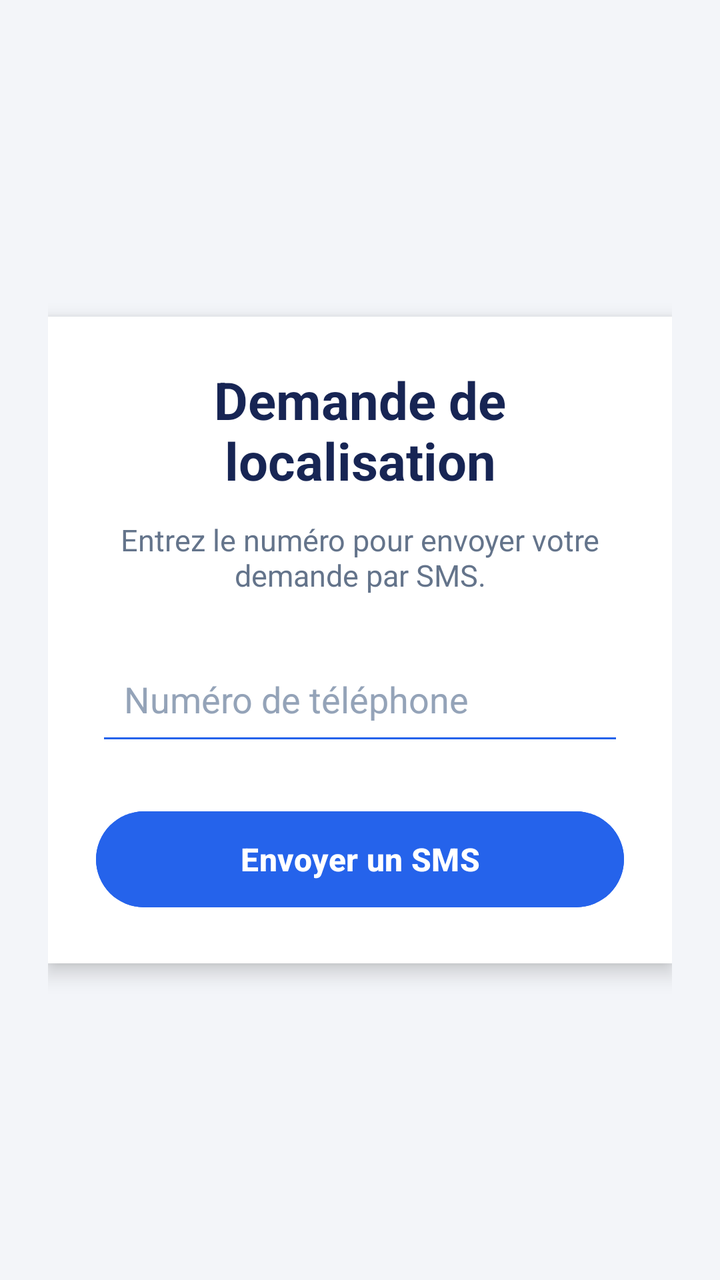
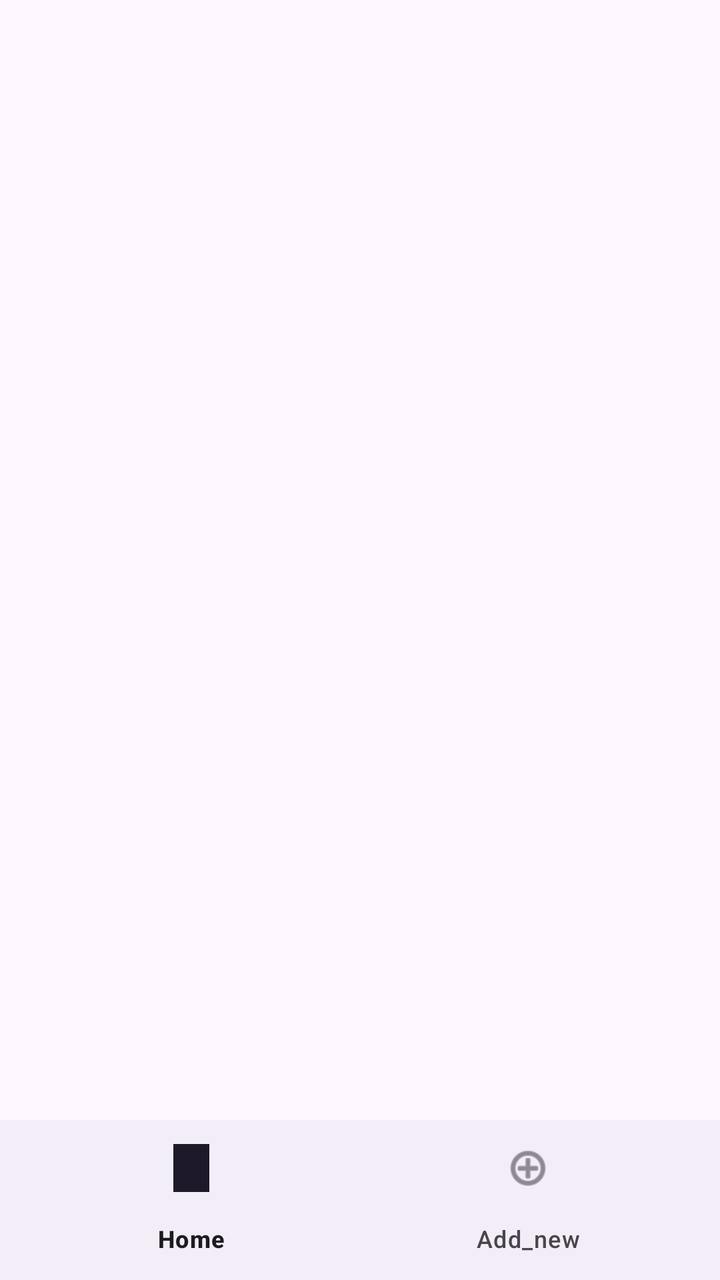

Screens rendered from an Android XML layout before and after an edit, with the pre-edit source and the edit as a unified diff.
<!-- AndroidManifest.xml: application theme Theme.MyBestlocations -->
<!-- res/layout/activity_main.xml -->
<?xml version="1.0" encoding="utf-8"?>
<LinearLayout xmlns:android="http://schemas.android.com/apk/res/android"
    xmlns:tools="http://schemas.android.com/tools"
    android:id="@+id/main"
    android:layout_width="match_parent"
    android:layout_height="match_parent"
    android:orientation="vertical"
    android:gravity="center"
    android:padding="24dp"
    android:background="#F3F5F9"
    tools:context=".MainActivity">

    <LinearLayout
        android:layout_width="match_parent"
        android:layout_height="wrap_content"
        android:orientation="vertical"
        android:gravity="center"
        android:padding="24dp"
        android:background="#FFFFFF"
        android:elevation="6dp">

        <TextView
            android:id="@+id/textView"
            android:layout_width="match_parent"
            android:layout_height="wrap_content"
            android:text="Demande de localisation"
            android:textColor="#172554"
            android:textSize="26sp"
            android:textStyle="bold"
            android:gravity="center"
            android:layout_marginBottom="12dp" />

        <TextView
            android:layout_width="match_parent"
            android:layout_height="wrap_content"
            android:text="Entrez le numéro pour envoyer votre demande par SMS."
            android:textSize="15sp"
            android:textColor="#64748B"
            android:gravity="center"
            android:layout_marginBottom="24dp" />

        <EditText
            android:id="@+id/edphone"
            android:layout_width="match_parent"
            android:layout_height="56dp"
            android:hint="Numéro de téléphone"
            android:inputType="phone"
            android:singleLine="true"
            android:padding="14dp"
            android:textColor="#172554"
            android:textColorHint="#94A3B8"
            android:backgroundTint="#2563EB" />

        <Button
            android:id="@+id/btnSendSms"
            android:layout_width="match_parent"
            android:layout_height="56dp"
            android:layout_marginTop="24dp"
            android:text="Envoyer un SMS"
            android:textSize="16sp"
            android:textStyle="bold"
            android:textColor="#FFFFFF"
            android:backgroundTint="#2563EB"
            android:elevation="3dp" />

    </LinearLayout>

</LinearLayout>
<!-- resources referenced by this layout -->
<resources>
  <style name="Theme.MyBestlocations" parent="Base.Theme.MyBestlocations" />
  <style name="Base.Theme.MyBestlocations" parent="Theme.Material3.DayNight.NoActionBar">
          
          
      </style>
</resources>

<!-- the commit's change to res/layout/activity_main.xml (unified diff, before → after) -->
@@ -1,68 +1,20 @@
 <?xml version="1.0" encoding="utf-8"?>
 <LinearLayout xmlns:android="http://schemas.android.com/apk/res/android"
-    xmlns:tools="http://schemas.android.com/tools"
-    android:id="@+id/main"
+    xmlns:app="http://schemas.android.com/apk/res-auto"
     android:layout_width="match_parent"
     android:layout_height="match_parent"
-    android:orientation="vertical"
-    android:gravity="center"
-    android:padding="24dp"
-    android:background="#F3F5F9"
-    tools:context=".MainActivity">
+    android:orientation="vertical">
 
-    <LinearLayout
+    <FrameLayout
+        android:id="@+id/host"
+        android:layout_width="match_parent"
+        android:layout_height="0dp"
+        android:layout_weight="1" />
+
+    <com.google.android.material.bottomnavigation.BottomNavigationView
+        android:id="@+id/bottom_nav_view"
         android:layout_width="match_parent"
         android:layout_height="wrap_content"
-        android:orientation="vertical"
-        android:gravity="center"
-        android:padding="24dp"
-        android:background="#FFFFFF"
-        android:elevation="6dp">
-
-        <TextView
-            android:id="@+id/textView"
-            android:layout_width="match_parent"
-            android:layout_height="wrap_content"
-            android:text="Demande de localisation"
-            android:textColor="#172554"
-            android:textSize="26sp"
-            android:textStyle="bold"
-            android:gravity="center"
-            android:layout_marginBottom="12dp" />
-
-        <TextView
-            android:layout_width="match_parent"
-            android:layout_height="wrap_content"
-            android:text="Entrez le numéro pour envoyer votre demande par SMS."
-            android:textSize="15sp"
-            android:textColor="#64748B"
-            android:gravity="center"
-            android:layout_marginBottom="24dp" />
-
-        <EditText
-            android:id="@+id/edphone"
-            android:layout_width="match_parent"
-            android:layout_height="56dp"
-            android:hint="Numéro de téléphone"
-            android:inputType="phone"
-            android:singleLine="true"
-            android:padding="14dp"
-            android:textColor="#172554"
-            android:textColorHint="#94A3B8"
-            android:backgroundTint="#2563EB" />
-
-        <Button
-            android:id="@+id/btnSendSms"
-            android:layout_width="match_parent"
-            android:layout_height="56dp"
-            android:layout_marginTop="24dp"
-            android:text="Envoyer un SMS"
-            android:textSize="16sp"
-            android:textStyle="bold"
-            android:textColor="#FFFFFF"
-            android:backgroundTint="#2563EB"
-            android:elevation="3dp" />
+        app:menu="@menu/button_nav_menu" />
 
     </LinearLayout>
-
-</LinearLayout>
